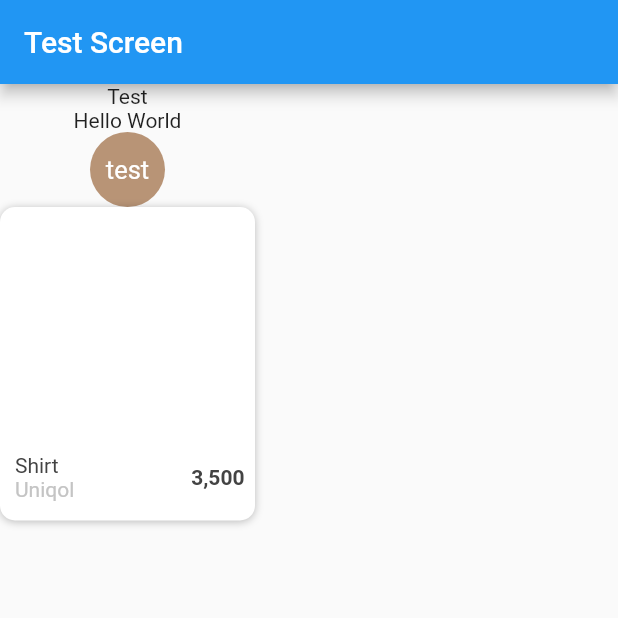
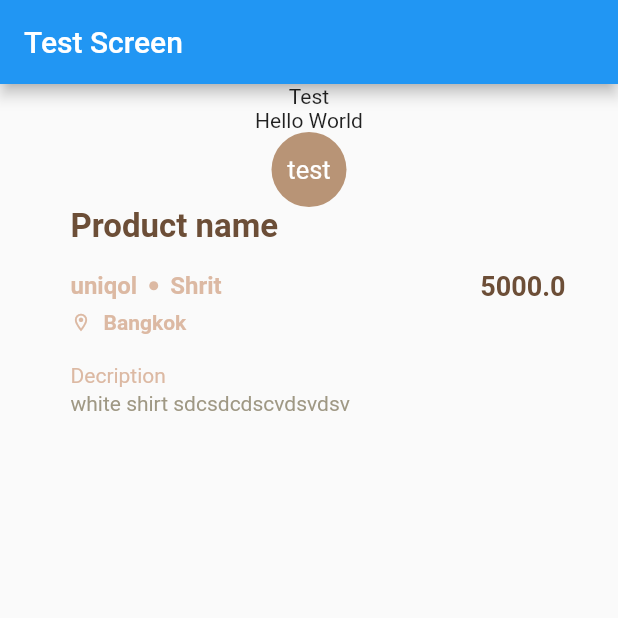
Before and after one commit to Chuukohin/chuuko, a Flutter app: the screen it shows after launch, on a phone screen of 412 x 824 dp, the top half of it. Run offline on Flutter 3.47's test engine with Material 2 defaults, Android fonts, the phone set to English and light mode, and no system bars.

Commit message:
Product detail (no picture)

```diff
--- a/frontend/lib/screens/test_screen.dart
+++ b/frontend/lib/screens/test_screen.dart
@@ -1,6 +1,7 @@
 import 'package:chuukohin/widgets/button.dart';
+import 'package:chuukohin/widgets/layout/product_detail.dart';
 import 'package:flutter/material.dart';
-import 'package:chuukohin/widgets/layout/product_card.dart';
+// import 'package:chuukohin/widgets/layout/product_card.dart';
 
 class TestScreen extends StatefulWidget {
   const TestScreen({Key? key}) : super(key: key);
@@ -23,7 +24,9 @@ class _TestScreenState extends State<TestScreen> {
             Text("Test"),
             Text("Hello World"),
             MainButton('test', 50, 50),
-            ProductCard("Shirt", "Uniqol", 3500, 'assets/images/pic1.jpg'),
+
+            Product_Detail("Product name", "uniqol", "Shrit", "Bangkok", 5000,
+                "white shirt sdcsdcdscvdsvdsv")
           ],
         ),
       ),
--- a/frontend/lib/widgets/layout/product_card.dart
+++ b/frontend/lib/widgets/layout/product_card.dart
@@ -1,5 +1,4 @@
 import 'package:flutter/material.dart';
-import 'package:intl/intl.dart';
 
 class ProductCard extends StatelessWidget {
   final String productname;
@@ -35,12 +34,9 @@ class ProductCard extends StatelessWidget {
       ),
       child: Column(
         children: [
-          //Image.asset(
-          //  image,
-          //  height: 164,
-          //  width: 170,
-          // ),
-          const SizedBox(height: 164),
+          const SizedBox(
+            height: 164,
+          ),
           Padding(
             padding: const EdgeInsets.only(right: 7, left: 10),
             child: Row(
@@ -66,7 +62,7 @@ class ProductCard extends StatelessWidget {
                     ],
                   ),
                   Text(
-                    '${NumberFormat("#,###").format(price)}',
+                    price.toString(),
                     style: const TextStyle(
                         fontSize: 14,
                         color: Color(0xff434343),
--- /dev/null
+++ b/frontend/lib/widgets/layout/product_detail.dart
@@ -0,0 +1,102 @@
+import 'package:flutter/material.dart';
+//import 'package:font_awesome_flutter/font_awesome_flutter.dart';
+
+class Product_Detail extends StatelessWidget {
+  final String productname;
+  final String brand;
+  final String catecory;
+  final String address;
+  final double price;
+  final String desciption;
+
+  const Product_Detail(this.productname, this.brand, this.catecory,
+      this.address, this.price, this.desciption,
+      {Key? key})
+      : super(key: key);
+
+  @override
+  Widget build(BuildContext context) {
+    return Container(
+      width: double.infinity,
+      child: Padding(
+        padding: const EdgeInsets.only(left: 47, right: 35),
+        child: Column(crossAxisAlignment: CrossAxisAlignment.start, children: [
+          Text(
+            productname,
+            style: const TextStyle(
+                fontSize: 22,
+                fontWeight: FontWeight.w700,
+                color: Color(0xff6C4E37)),
+          ),
+          Padding(
+            padding: const EdgeInsets.only(top: 16),
+            child: Row(
+              mainAxisAlignment: MainAxisAlignment.spaceBetween,
+              children: [
+                Row(
+                  children: [
+                    Text(
+                      brand,
+                      style: const TextStyle(
+                          fontSize: 16,
+                          color: Color(0xffDCB9A3),
+                          fontWeight: FontWeight.w600),
+                    ),
+                    Container(
+                        width: 6,
+                        height: 6,
+                        margin: EdgeInsets.only(left: 8, right: 8),
+                        decoration: BoxDecoration(
+                            color: Color(0xffDCB9A3), shape: BoxShape.circle)),
+                    Text(
+                      catecory,
+                      style: const TextStyle(
+                          fontSize: 16,
+                          color: Color(0xffDCB9A3),
+                          fontWeight: FontWeight.w600),
+                    ),
+                  ],
+                ),
+                Text(
+                  price.toString(),
+                  style: TextStyle(
+                      color: Color(0xff6C4E37),
+                      fontSize: 18,
+                      fontWeight: FontWeight.w700),
+                ),
+              ],
+            ),
+          ),
+          Padding(
+            padding: const EdgeInsets.only(top: 6),
+            child: Row(
+              children: [
+                Icon(
+                  Icons.location_on_outlined,
+                  color: Color(0xffDCB9A3),
+                  size: 14,
+                ),
+                SizedBox(width: 8),
+                Text(address,
+                    style: const TextStyle(
+                        color: Color(0xffDCB9A3),
+                        fontSize: 14,
+                        fontWeight: FontWeight.w600)),
+              ],
+            ),
+          ),
+          Padding(
+              padding: EdgeInsets.only(bottom: 3, top: 19),
+              child: Text(
+                "Decription",
+                style: TextStyle(color: Color(0xFFDCB9A3), fontSize: 14),
+              )),
+          Text(
+            desciption,
+            style: TextStyle(color: Color(0xFF9F9884), fontSize: 14),
+          )
+        ]),
+      ),
+    );
+  }
+}
--- a/frontend/pubspec.yaml
+++ b/frontend/pubspec.yaml
@@ -35,6 +35,8 @@ dependencies:
   cupertino_icons: ^1.0.2
   niku: 2.2.0
   intl: ^0.16.1
+  font_awesome_flutter: ^8.11.0
+  flutter_image_slideshow: any
 
 dev_dependencies:
   flutter_test:
@@ -58,8 +60,8 @@ flutter:
   uses-material-design: true
 
   # To add assets to your application, add an assets section, like this:
-  #assets:
-  #- images/pic1.jpg
+  # assets:
+  #   - images/pic1.jpg
   #   - images/a_dot_ham.jpeg
 
   # An image asset can refer to one or more resolution-specific "variants", see
```
Also changed, not shown: frontend/pubspec.lock.
